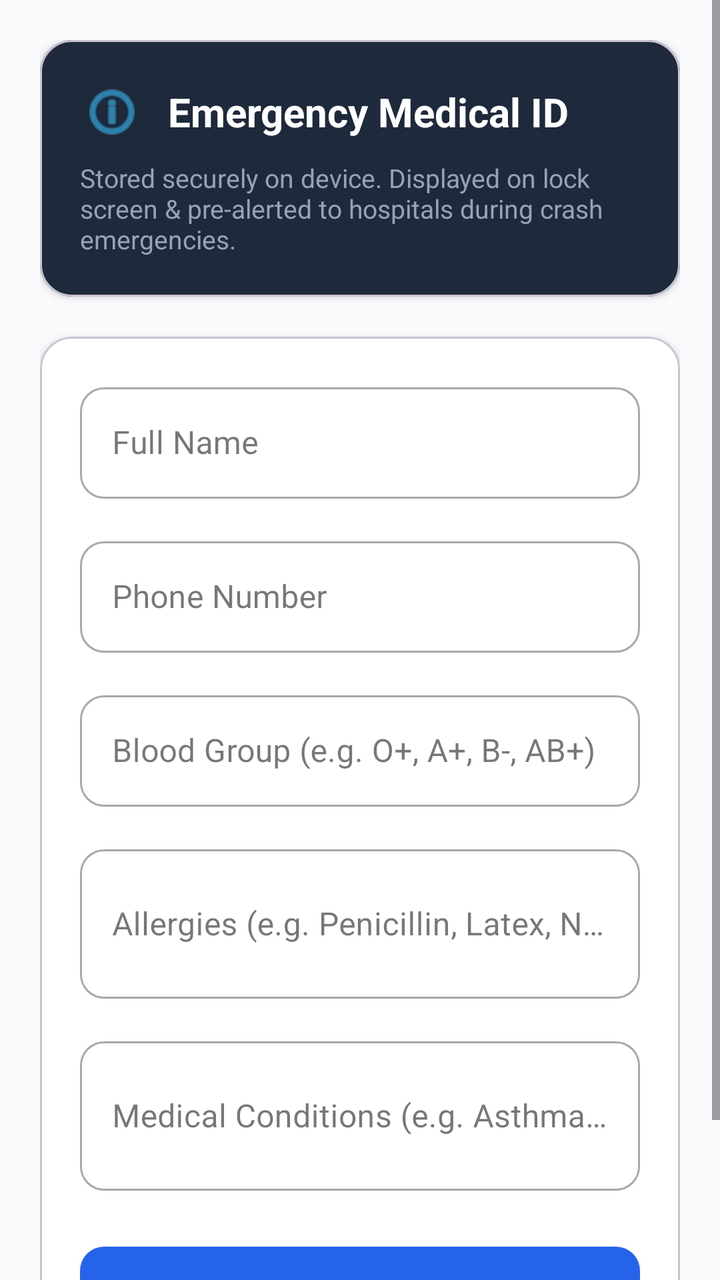
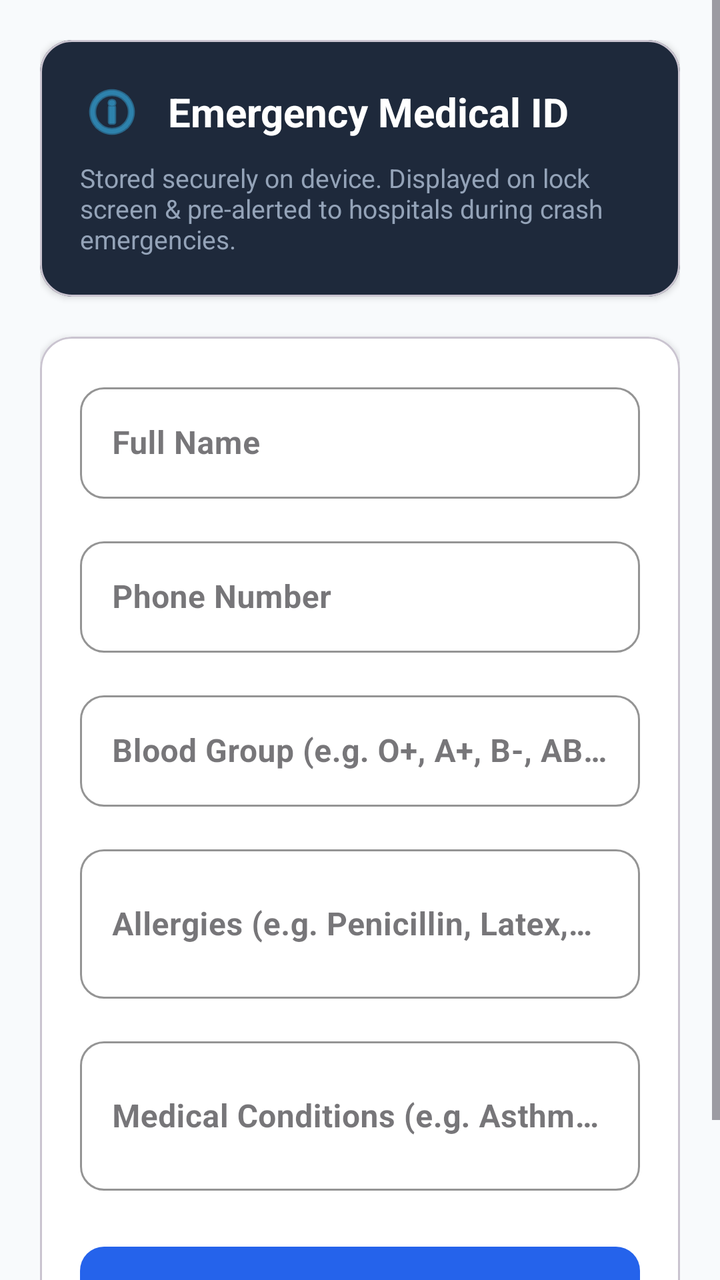

Two renders of the same Android screen: before a commit and after it. Below are the layout's source before the change and the commit's diff.
<!-- AndroidManifest.xml: application theme Theme.Pbl -->
<!-- res/layout/fragment_medical_id.xml -->
<?xml version="1.0" encoding="utf-8"?>
<ScrollView xmlns:android="http://schemas.android.com/apk/res/android"
    xmlns:app="http://schemas.android.com/apk/res-auto"
    android:layout_width="match_parent"
    android:layout_height="match_parent"
    android:fillViewport="true"
    android:background="#F8FAFC">

    <LinearLayout
        android:layout_width="match_parent"
        android:layout_height="wrap_content"
        android:orientation="vertical"
        android:padding="20dp">

        
        <com.google.android.material.card.MaterialCardView
            android:layout_width="match_parent"
            android:layout_height="wrap_content"
            app:cardCornerRadius="16dp"
            app:cardElevation="2dp"
            app:cardBackgroundColor="#1E293B"
            android:layout_marginBottom="20dp">

            <LinearLayout
                android:layout_width="match_parent"
                android:layout_height="wrap_content"
                android:orientation="vertical"
                android:padding="20dp">

                <LinearLayout
                    android:layout_width="match_parent"
                    android:layout_height="wrap_content"
                    android:orientation="horizontal"
                    android:gravity="center_vertical">

                    <ImageView
                        android:layout_width="32dp"
                        android:layout_height="32dp"
                        android:src="@android:drawable/ic_menu_info_details"
                        app:tint="#38BDF8"
                        android:layout_marginEnd="12dp"
                        android:contentDescription="Medical Icon" />

                    <TextView
                        android:layout_width="wrap_content"
                        android:layout_height="wrap_content"
                        android:text="Emergency Medical ID"
                        android:textColor="#FFFFFF"
                        android:textSize="20sp"
                        android:textStyle="bold" />
                </LinearLayout>

                <TextView
                    android:layout_width="wrap_content"
                    android:layout_height="wrap_content"
                    android:layout_marginTop="8dp"
                    android:text="Stored securely on device. Displayed on lock screen &amp; pre-alerted to hospitals during crash emergencies."
                    android:textColor="#94A3B8"
                    android:textSize="13sp" />
            </LinearLayout>
        </com.google.android.material.card.MaterialCardView>

        
        <com.google.android.material.card.MaterialCardView
            android:layout_width="match_parent"
            android:layout_height="wrap_content"
            app:cardCornerRadius="16dp"
            app:cardElevation="2dp"
            app:cardBackgroundColor="#FFFFFF"
            android:layout_marginBottom="16dp">

            <LinearLayout
                android:layout_width="match_parent"
                android:layout_height="wrap_content"
                android:orientation="vertical"
                android:padding="20dp">

                <com.google.android.material.textfield.TextInputLayout
                    android:layout_width="match_parent"
                    android:layout_height="wrap_content"
                    android:hint="Full Name"
                    style="@style/Widget.MaterialComponents.TextInputLayout.OutlinedBox"
                    app:boxCornerRadiusTopStart="12dp"
                    app:boxCornerRadiusTopEnd="12dp"
                    app:boxCornerRadiusBottomStart="12dp"
                    app:boxCornerRadiusBottomEnd="12dp"
                    android:layout_marginBottom="16dp">

                    <com.google.android.material.textfield.TextInputEditText
                        android:id="@+id/et_name"
                        android:layout_width="match_parent"
                        android:layout_height="wrap_content"
                        android:textColor="#0F172A"
                        android:textColorHint="#64748B"
                        android:inputType="textPersonName" />
                </com.google.android.material.textfield.TextInputLayout>

                <com.google.android.material.textfield.TextInputLayout
                    android:layout_width="match_parent"
                    android:layout_height="wrap_content"
                    android:hint="Phone Number"
                    style="@style/Widget.MaterialComponents.TextInputLayout.OutlinedBox"
                    app:boxCornerRadiusTopStart="12dp"
                    app:boxCornerRadiusTopEnd="12dp"
                    app:boxCornerRadiusBottomStart="12dp"
                    app:boxCornerRadiusBottomEnd="12dp"
                    android:layout_marginBottom="16dp">

                    <com.google.android.material.textfield.TextInputEditText
                        android:id="@+id/et_phone"
                        android:layout_width="match_parent"
                        android:layout_height="wrap_content"
                        android:textColor="#0F172A"
                        android:textColorHint="#64748B"
                        android:inputType="phone" />
                </com.google.android.material.textfield.TextInputLayout>

                <com.google.android.material.textfield.TextInputLayout
                    android:layout_width="match_parent"
                    android:layout_height="wrap_content"
                    android:hint="Blood Group (e.g. O+, A+, B-, AB+)"
                    style="@style/Widget.MaterialComponents.TextInputLayout.OutlinedBox"
                    app:boxCornerRadiusTopStart="12dp"
                    app:boxCornerRadiusTopEnd="12dp"
                    app:boxCornerRadiusBottomStart="12dp"
                    app:boxCornerRadiusBottomEnd="12dp"
                    android:layout_marginBottom="16dp">

                    <com.google.android.material.textfield.TextInputEditText
                        android:id="@+id/et_blood_group"
                        android:layout_width="match_parent"
                        android:layout_height="wrap_content"
                        android:textColor="#0F172A"
                        android:textColorHint="#64748B"
                        android:inputType="textCapCharacters" />
                </com.google.android.material.textfield.TextInputLayout>

                <com.google.android.material.textfield.TextInputLayout
                    android:layout_width="match_parent"
                    android:layout_height="wrap_content"
                    android:hint="Allergies (e.g. Penicillin, Latex, None)"
                    style="@style/Widget.MaterialComponents.TextInputLayout.OutlinedBox"
                    app:boxCornerRadiusTopStart="12dp"
                    app:boxCornerRadiusTopEnd="12dp"
                    app:boxCornerRadiusBottomStart="12dp"
                    app:boxCornerRadiusBottomEnd="12dp"
                    android:layout_marginBottom="16dp">

                    <com.google.android.material.textfield.TextInputEditText
                        android:id="@+id/et_allergies"
                        android:layout_width="match_parent"
                        android:layout_height="wrap_content"
                        android:textColor="#0F172A"
                        android:textColorHint="#64748B"
                        android:inputType="textMultiLine"
                        android:minLines="2" />
                </com.google.android.material.textfield.TextInputLayout>

                <com.google.android.material.textfield.TextInputLayout
                    android:layout_width="match_parent"
                    android:layout_height="wrap_content"
                    android:hint="Medical Conditions (e.g. Asthma, Diabetes, Heart)"
                    style="@style/Widget.MaterialComponents.TextInputLayout.OutlinedBox"
                    app:boxCornerRadiusTopStart="12dp"
                    app:boxCornerRadiusTopEnd="12dp"
                    app:boxCornerRadiusBottomStart="12dp"
                    app:boxCornerRadiusBottomEnd="12dp"
                    android:layout_marginBottom="24dp">

                    <com.google.android.material.textfield.TextInputEditText
                        android:id="@+id/et_conditions"
                        android:layout_width="match_parent"
                        android:layout_height="wrap_content"
                        android:textColor="#0F172A"
                        android:textColorHint="#64748B"
                        android:inputType="textMultiLine"
                        android:minLines="2" />
                </com.google.android.material.textfield.TextInputLayout>

                <com.google.android.material.button.MaterialButton
                    android:id="@+id/btn_save_medical_id"
                    android:layout_width="match_parent"
                    android:layout_height="56dp"
                    android:text="Save Medical ID Profile"
                    android:textSize="15sp"
                    android:textStyle="bold"
                    app:cornerRadius="12dp"
                    app:backgroundTint="#2563EB"
                    android:textColor="#FFFFFF" />

            </LinearLayout>
        </com.google.android.material.card.MaterialCardView>

    </LinearLayout>
</ScrollView>
<!-- resources referenced by this layout -->
<resources>
  <style name="Theme.Pbl" parent="Base.Theme.Pbl" />
  <style name="Base.Theme.Pbl" parent="Theme.Material3.DayNight.NoActionBar">
          
          
      </style>
</resources>

<!-- the commit's change to res/layout/fragment_medical_id.xml (unified diff, before → after) -->
@@ -84,14 +84,18 @@
                     app:boxCornerRadiusTopEnd="12dp"
                     app:boxCornerRadiusBottomStart="12dp"
                     app:boxCornerRadiusBottomEnd="12dp"
+                    app:boxStrokeColor="#2563EB"
+                    app:hintTextColor="#2563EB"
                     android:layout_marginBottom="16dp">
 
                     <com.google.android.material.textfield.TextInputEditText
                         android:id="@+id/et_name"
                         android:layout_width="match_parent"
                         android:layout_height="wrap_content"
-                        android:textColor="#0F172A"
-                        android:textColorHint="#64748B"
+                        android:textColor="#000000"
+                        android:textColorHint="#64748B"
+                        android:textSize="16sp"
+                        android:textStyle="bold"
                         android:inputType="textPersonName" />
                 </com.google.android.material.textfield.TextInputLayout>
 
@@ -104,14 +108,18 @@
                     app:boxCornerRadiusTopEnd="12dp"
                     app:boxCornerRadiusBottomStart="12dp"
                     app:boxCornerRadiusBottomEnd="12dp"
+                    app:boxStrokeColor="#2563EB"
+                    app:hintTextColor="#2563EB"
                     android:layout_marginBottom="16dp">
 
                     <com.google.android.material.textfield.TextInputEditText
                         android:id="@+id/et_phone"
                         android:layout_width="match_parent"
                         android:layout_height="wrap_content"
-                        android:textColor="#0F172A"
-                        android:textColorHint="#64748B"
+                        android:textColor="#000000"
+                        android:textColorHint="#64748B"
+                        android:textSize="16sp"
+                        android:textStyle="bold"
                         android:inputType="phone" />
                 </com.google.android.material.textfield.TextInputLayout>
 
@@ -124,14 +132,18 @@
                     app:boxCornerRadiusTopEnd="12dp"
                     app:boxCornerRadiusBottomStart="12dp"
                     app:boxCornerRadiusBottomEnd="12dp"
+                    app:boxStrokeColor="#2563EB"
+                    app:hintTextColor="#2563EB"
                     android:layout_marginBottom="16dp">
 
                     <com.google.android.material.textfield.TextInputEditText
                         android:id="@+id/et_blood_group"
                         android:layout_width="match_parent"
                         android:layout_height="wrap_content"
-                        android:textColor="#0F172A"
-                        android:textColorHint="#64748B"
+                        android:textColor="#000000"
+                        android:textColorHint="#64748B"
+                        android:textSize="16sp"
+                        android:textStyle="bold"
                         android:inputType="textCapCharacters" />
                 </com.google.android.material.textfield.TextInputLayout>
 
@@ -144,14 +156,18 @@
                     app:boxCornerRadiusTopEnd="12dp"
                     app:boxCornerRadiusBottomStart="12dp"
                     app:boxCornerRadiusBottomEnd="12dp"
+                    app:boxStrokeColor="#2563EB"
+                    app:hintTextColor="#2563EB"
                     android:layout_marginBottom="16dp">
 
                     <com.google.android.material.textfield.TextInputEditText
                         android:id="@+id/et_allergies"
                         android:layout_width="match_parent"
                         android:layout_height="wrap_content"
-                        android:textColor="#0F172A"
-                        android:textColorHint="#64748B"
+                        android:textColor="#000000"
+                        android:textColorHint="#64748B"
+                        android:textSize="16sp"
+                        android:textStyle="bold"
                         android:inputType="textMultiLine"
                         android:minLines="2" />
                 </com.google.android.material.textfield.TextInputLayout>
@@ -165,14 +181,18 @@
                     app:boxCornerRadiusTopEnd="12dp"
                     app:boxCornerRadiusBottomStart="12dp"
                     app:boxCornerRadiusBottomEnd="12dp"
+                    app:boxStrokeColor="#2563EB"
+                    app:hintTextColor="#2563EB"
                     android:layout_marginBottom="24dp">
 
                     <com.google.android.material.textfield.TextInputEditText
                         android:id="@+id/et_conditions"
                         android:layout_width="match_parent"
                         android:layout_height="wrap_content"
-                        android:textColor="#0F172A"
-                        android:textColorHint="#64748B"
+                        android:textColor="#000000"
+                        android:textColorHint="#64748B"
+                        android:textSize="16sp"
+                        android:textStyle="bold"
                         android:inputType="textMultiLine"
                         android:minLines="2" />
                 </com.google.android.material.textfield.TextInputLayout>
